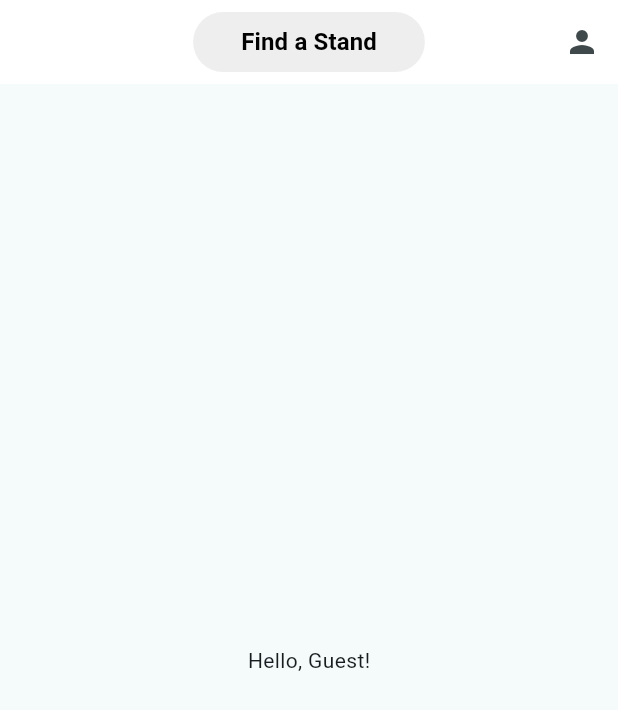
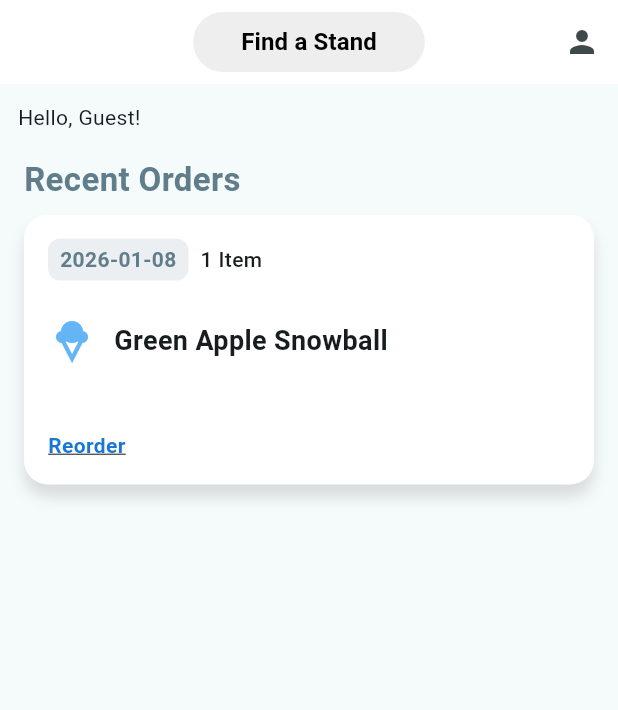
Before and after one commit to Dustin-Branch/GeauxSnow, a Flutter app: the screen it shows after launch, on a phone screen of 412 x 824 dp. Shown: the top 710 px of the screen. Run offline on Flutter 3.47's test engine with Material 3 defaults, Android fonts, the phone set to English and light mode, and no system bars; accounts and stored records are empty.

Commit message:
wip: basic recent orders progress

```diff
--- a/lib/home/home.dart
+++ b/lib/home/home.dart
@@ -2,6 +2,8 @@ import 'package:flutter/material.dart';
 import 'package:geaux_snow/models/stand.dart';
 import 'package:geaux_snow/models/user.dart';
 import 'package:provider/provider.dart';
+
+import 'recent_orders.dart';
 
 import '../profile/profile.dart';
 import 'select_stand.dart';
@@ -16,6 +18,7 @@ class HomePage extends StatefulWidget {
 }
 
 class _HomePageState extends State<HomePage> {
+  //TODO: dummy stands - replace with data fetching
   final List<StandDto> _dummyStands = [
     StandDto(id: 1, name: 'Downtown Stand'),
     StandDto(id: 2, name: 'Mall Stand'),
@@ -23,6 +26,7 @@ class _HomePageState extends State<HomePage> {
     StandDto(id: 4, name: 'University Stand'),
     StandDto(id: 5, name: 'Stadium Stand'),
   ];
+
   void _openProfilePage() {
     Navigator.push(
       context,
@@ -60,9 +64,7 @@ class _HomePageState extends State<HomePage> {
                   borderRadius: BorderRadius.circular(30),
                 ),
               ),
-              onPressed: () {
-                _selectStand();
-              },
+              onPressed: _selectStand,
               child: Text(
                 standName,
                 style: const TextStyle(
@@ -82,14 +84,17 @@ class _HomePageState extends State<HomePage> {
           ),
         ],
       ),
-      body: Center(
+      body: SingleChildScrollView(
         child: Column(
-          mainAxisAlignment: MainAxisAlignment.center,
+          crossAxisAlignment: CrossAxisAlignment.start,
           children: <Widget>[
             Consumer<LoggedInUserProvider>(
-              builder: (context, value, child) =>
-                  Text('Hello, ${value.user?.name ?? 'Guest'}!'),
+              builder: (context, value, child) => Padding(
+                padding: const EdgeInsets.only(left: 12, top: 12, bottom: 8),
+                child: Text('Hello, ${value.user?.name ?? 'Guest'}!'),
+              ),
             ),
+            const RecentOrders(),
           ],
         ),
       ),
--- /dev/null
+++ b/lib/home/recent_orders.dart
@@ -0,0 +1,157 @@
+import 'package:flutter/material.dart';
+import 'package:geaux_snow/models/order.dart';
+
+class RecentOrders extends StatefulWidget {
+  const RecentOrders({super.key});
+
+  @override
+  State<RecentOrders> createState() => _RecentOrdersState();
+}
+
+class _RecentOrdersState extends State<RecentOrders> {
+  late List<OrderDto> _orders;
+
+  @override
+  void initState() {
+    super.initState();
+    //TODO: dummy orders - replace with data fetching
+    _orders = [
+      OrderDto(
+        id: '1',
+        createdAt: DateTime(2026, 1, 8),
+        products: [ProductDto(id: 1, name: 'Green Apple Snowball')],
+      ),
+      OrderDto(
+        id: '2',
+        createdAt: DateTime(2026, 1, 7),
+        products: [ProductDto(id: 2, name: 'Wedding Cake Snowball')],
+      ),
+      OrderDto(
+        id: '3',
+        createdAt: DateTime(2026, 1, 6),
+        products: [ProductDto(id: 3, name: 'Ice Cream Snowball')],
+      ),
+    ];
+  }
+
+  @override
+  Widget build(BuildContext context) {
+    return Column(
+      crossAxisAlignment: CrossAxisAlignment.start,
+      children: [
+        Padding(
+          padding: const EdgeInsets.symmetric(horizontal: 16.0, vertical: 8),
+          child: Text(
+            'Recent Orders',
+            style: TextStyle(
+              fontSize: 22,
+              fontWeight: FontWeight.bold,
+              color: Colors.blueGrey,
+            ),
+          ),
+        ),
+        SizedBox(
+          height: 210,
+          child: ListView.separated(
+            scrollDirection: Axis.horizontal,
+            padding: const EdgeInsets.fromLTRB(16, 0, 16, 30),
+            itemCount: _orders.length,
+            separatorBuilder: (context, index) => const SizedBox(width: 16),
+            itemBuilder: (context, index) {
+              final order = _orders[index];
+              final product = order.products?.isNotEmpty == true
+                  ? order.products!.first
+                  : null;
+              return Container(
+                width: MediaQuery.of(context).size.width - 32,
+                decoration: BoxDecoration(
+                  color: Colors.white,
+                  borderRadius: BorderRadius.circular(16),
+                  boxShadow: [
+                    BoxShadow(
+                      color: Colors.black12,
+                      blurRadius: 8,
+                      offset: Offset(0, 8),
+                    ),
+                  ],
+                ),
+                child: Padding(
+                  padding: const EdgeInsets.all(16.0),
+                  child: Column(
+                    crossAxisAlignment: CrossAxisAlignment.start,
+                    children: [
+                      Row(
+                        children: [
+                          Container(
+                            padding: const EdgeInsets.symmetric(
+                              horizontal: 8,
+                              vertical: 4,
+                            ),
+                            decoration: BoxDecoration(
+                              color: Colors.blueGrey.shade50,
+                              borderRadius: BorderRadius.circular(8),
+                            ),
+                            child: Text(
+                              order.createdAt.toString().split(' ')[0],
+                              style: const TextStyle(
+                                fontSize: 14,
+                                color: Colors.blueGrey,
+                                fontWeight: FontWeight.w600,
+                              ),
+                            ),
+                          ),
+                          const SizedBox(width: 8),
+                          Text(
+                            '${order.products?.length ?? 0} Item${(order.products?.length ?? 0) == 1 ? '' : 's'}',
+                            style: const TextStyle(
+                              fontSize: 14,
+                              fontWeight: FontWeight.w500,
+                            ),
+                          ),
+                        ],
+                      ),
+                      const SizedBox(height: 24),
+                      if (product != null)
+                        Row(
+                          children: [
+                            Icon(
+                              Icons.icecream,
+                              color: Colors.blue.shade300,
+                              size: 32,
+                            ),
+                            const SizedBox(width: 12),
+                            Expanded(
+                              child: Text(
+                                product.name,
+                                style: const TextStyle(
+                                  fontSize: 18,
+                                  fontWeight: FontWeight.bold,
+                                ),
+                                overflow: TextOverflow.ellipsis,
+                              ),
+                            ),
+                          ],
+                        ),
+                      const Spacer(),
+                      GestureDetector(
+                        onTap: null, //TODO: implement reorder functionality
+                        child: Text(
+                          'Reorder',
+                          style: TextStyle(
+                            color: Colors.blue.shade700,
+                            fontWeight: FontWeight.bold,
+                            decoration: TextDecoration.underline,
+                          ),
+                        ),
+                      ),
+                    ],
+                  ),
+                ),
+              );
+            },
+          ),
+        ),
+      ],
+    );
+  }
+}
--- /dev/null
+++ b/lib/models/order.dart
@@ -0,0 +1,14 @@
+class OrderDto {
+  final String id;
+  final DateTime createdAt;
+  List<ProductDto>? products;
+
+  OrderDto({required this.id, required this.createdAt, this.products});
+}
+
+class ProductDto {
+  final int id;
+  final String name;
+
+  ProductDto({required this.id, required this.name});
+}
```
